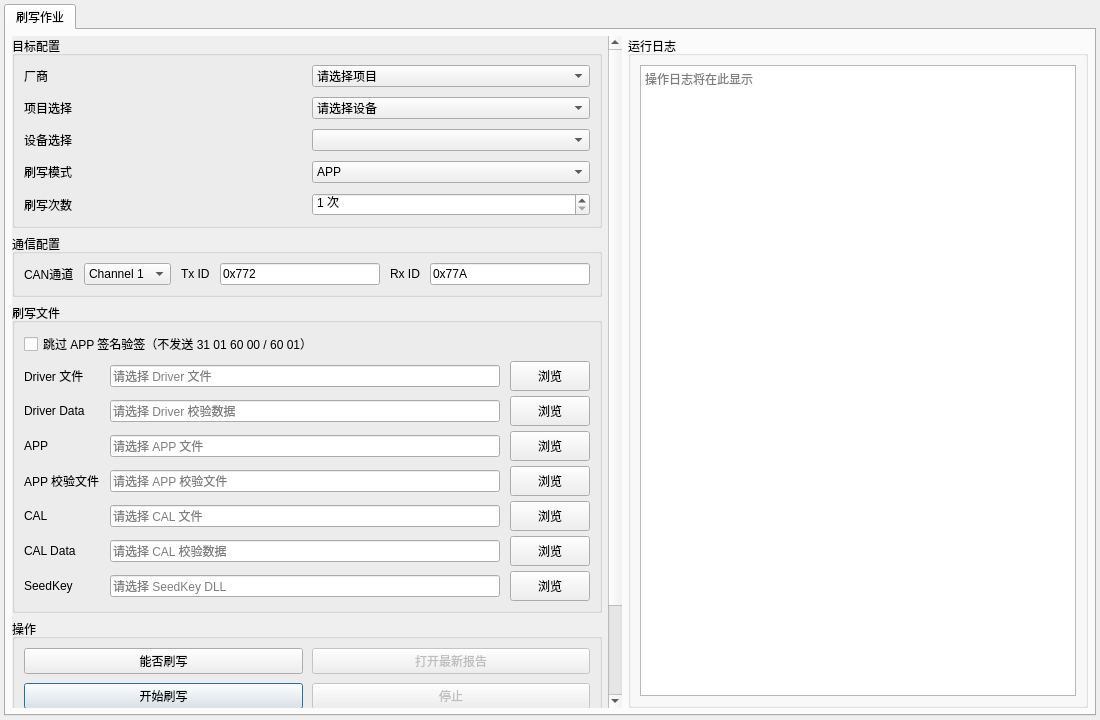
Old version of the form src/ui/qt/main_window.ui in the repository woshidafuyin/UDS_TOOLS.
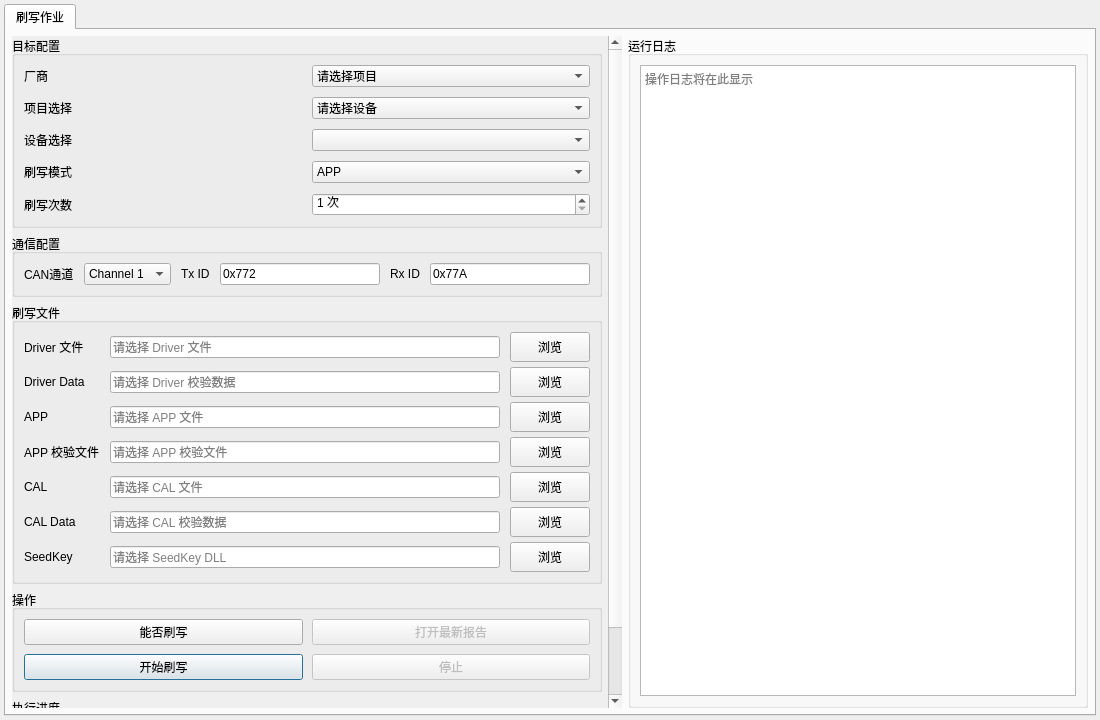
New version of the form.

Commit message: fix(lp-arf): keep verification sequence with optional certificate

```diff
--- a/src/ui/qt/main_window.ui
+++ b/src/ui/qt/main_window.ui
@@ -330,30 +330,14 @@
            <property name="verticalSpacing">
             <number>5</number>
           </property>
-           <item row="0" column="0" colspan="3">
-            <widget class="QCheckBox" name="skipAppSignatureVerificationCheckBox">
-             <property name="minimumHeight">
-              <number>28</number>
-             </property>
-             <property name="toolTip">
-              <string>仅用于已取消证书验签的 LP-ARF Boot；勾选后不发送 31 01 60 00 和 31 01 60 01。</string>
-             </property>
-             <property name="text">
-              <string>跳过 APP 签名验签（不发送 31 01 60 00 / 60 01）</string>
-             </property>
-             <property name="checked">
-              <bool>false</bool>
-             </property>
-            </widget>
-           </item>
-           <item row="1" column="0">
+           <item row="0" column="0">
             <widget class="QLabel" name="driverPathLabel">
             <property name="text">
               <string>Driver 文件</string>
             </property>
            </widget>
           </item>
-           <item row="1" column="1">
+           <item row="0" column="1">
            <widget class="QLineEdit" name="driverPathLineEdit">
             <property name="minimumHeight">
              <number>30</number>
@@ -366,7 +350,7 @@
             </property>
            </widget>
           </item>
-           <item row="1" column="2">
+           <item row="0" column="2">
            <widget class="QPushButton" name="driverBrowseButton">
             <property name="minimumSize">
              <size>
@@ -379,14 +363,14 @@
             </property>
            </widget>
           </item>
-           <item row="3" column="0">
+           <item row="2" column="0">
            <widget class="QLabel" name="appPathLabel">
             <property name="text">
              <string>APP</string>
             </property>
            </widget>
           </item>
-           <item row="3" column="1">
+           <item row="2" column="1">
            <widget class="QLineEdit" name="appPathLineEdit">
             <property name="minimumHeight">
              <number>30</number>
@@ -399,7 +383,7 @@
             </property>
            </widget>
           </item>
-           <item row="3" column="2">
+           <item row="2" column="2">
            <widget class="QPushButton" name="appBrowseButton">
             <property name="minimumSize">
              <size>
@@ -412,14 +396,14 @@
             </property>
            </widget>
           </item>
-           <item row="5" column="0">
+           <item row="4" column="0">
            <widget class="QLabel" name="calPathLabel">
             <property name="text">
              <string>CAL</string>
             </property>
            </widget>
           </item>
-           <item row="5" column="1">
+           <item row="4" column="1">
            <widget class="QLineEdit" name="calPathLineEdit">
             <property name="minimumHeight">
              <number>30</number>
@@ -432,7 +416,7 @@
             </property>
            </widget>
           </item>
-           <item row="5" column="2">
+           <item row="4" column="2">
            <widget class="QPushButton" name="calBrowseButton">
             <property name="minimumSize">
              <size>
@@ -445,14 +429,14 @@
             </property>
            </widget>
           </item>
-           <item row="7" column="0">
+           <item row="6" column="0">
            <widget class="QLabel" name="seedKeyDllPathLabel">
             <property name="text">
              <string>SeedKey</string>
             </property>
            </widget>
           </item>
-           <item row="7" column="1">
+           <item row="6" column="1">
            <widget class="QLineEdit" name="seedKeyDllPathLineEdit">
             <property name="minimumHeight">
              <number>30</number>
@@ -465,7 +449,7 @@
             </property>
            </widget>
           </item>
-           <item row="7" column="2">
+           <item row="6" column="2">
            <widget class="QPushButton" name="seedKeyDllBrowseButton">
             <property name="minimumSize">
              <size>
@@ -478,14 +462,14 @@
              </property>
            </widget>
           </item>
-           <item row="2" column="0">
+           <item row="1" column="0">
            <widget class="QLabel" name="driverVerifyPathLabel">
              <property name="text">
               <string>Driver Data</string>
              </property>
            </widget>
           </item>
-           <item row="2" column="1">
+           <item row="1" column="1">
            <widget class="QLineEdit" name="driverVerifyPathLineEdit">
             <property name="minimumHeight">
              <number>30</number>
@@ -498,7 +482,7 @@
             </property>
            </widget>
           </item>
-           <item row="2" column="2">
+           <item row="1" column="2">
            <widget class="QPushButton" name="driverVerifyBrowseButton">
             <property name="minimumSize">
              <size><width>78</width><height>30</height></size>
@@ -506,19 +490,19 @@
              <property name="text"><string>浏览</string></property>
            </widget>
           </item>
-           <item row="4" column="0">
+           <item row="3" column="0">
            <widget class="QLabel" name="appVerifyPathLabel">
               <property name="text"><string>APP 校验文件</string></property>
            </widget>
           </item>
-           <item row="4" column="1">
+           <item row="3" column="1">
            <widget class="QLineEdit" name="appVerifyPathLineEdit">
             <property name="minimumHeight"><number>30</number></property>
             <property name="readOnly"><bool>true</bool></property>
              <property name="placeholderText"><string>请选择 APP 校验文件</string></property>
            </widget>
           </item>
-           <item row="4" column="2">
+           <item row="3" column="2">
            <widget class="QPushButton" name="appVerifyBrowseButton">
             <property name="minimumSize">
              <size><width>78</width><height>30</height></size>
@@ -526,19 +510,19 @@
              <property name="text"><string>浏览</string></property>
            </widget>
           </item>
-           <item row="6" column="0">
+           <item row="5" column="0">
            <widget class="QLabel" name="calVerifyPathLabel">
              <property name="text"><string>CAL Data</string></property>
            </widget>
           </item>
-           <item row="6" column="1">
+           <item row="5" column="1">
            <widget class="QLineEdit" name="calVerifyPathLineEdit">
             <property name="minimumHeight"><number>30</number></property>
             <property name="readOnly"><bool>true</bool></property>
             <property name="placeholderText"><string>请选择 CAL 校验数据</string></property>
            </widget>
           </item>
-           <item row="6" column="2">
+           <item row="5" column="2">
            <widget class="QPushButton" name="calVerifyBrowseButton">
             <property name="minimumSize">
              <size><width>78</width><height>30</height></size>
```
Left out of the diff: 2 changed lines with no effect on the pictures. The commit also changes 16 other files.
